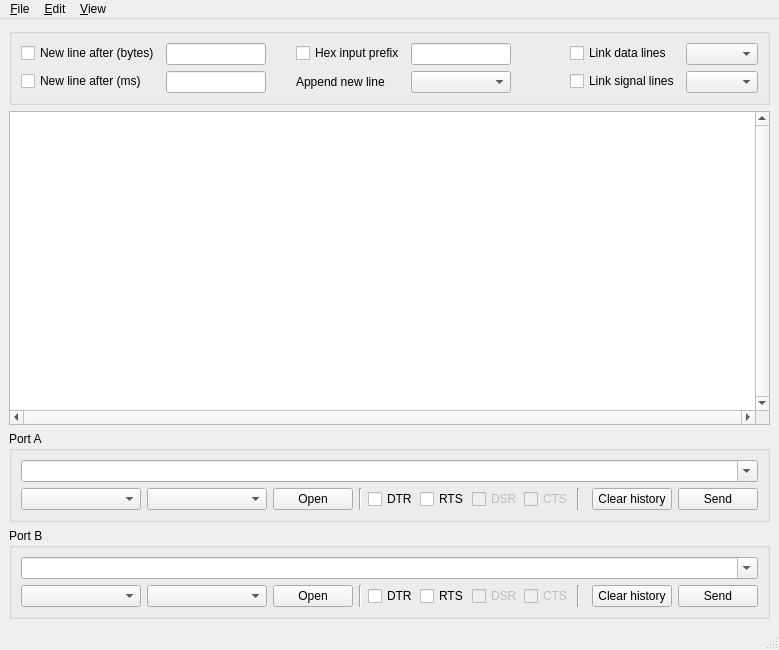
First picture: the form in src/views/mainwindow.ui, repository maisonsmd/serial-spy, before the edit.
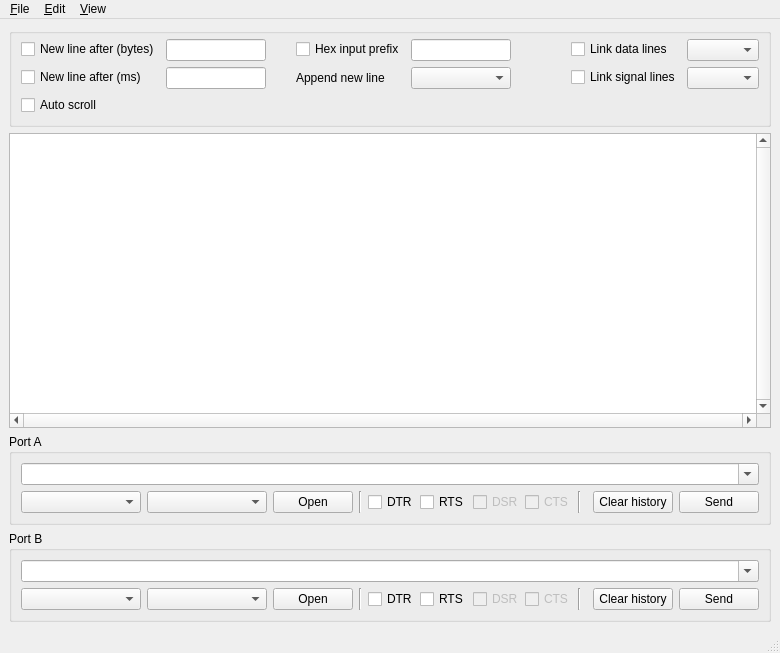
Second picture: the form after the edit.

Commit message: Add table formatting, Implement some UI handler,

The edit to the form file:
```diff
--- a/src/views/mainwindow.ui
+++ b/src/views/mainwindow.ui
@@ -2,18 +2,21 @@
 <ui version="4.0">
  <class>MainWindow</class>
  <widget class="QMainWindow" name="MainWindow">
+  <property name="enabled">
+   <bool>true</bool>
+  </property>
   <property name="geometry">
    <rect>
     <x>0</x>
     <y>0</y>
-    <width>779</width>
-    <height>650</height>
+    <width>780</width>
+    <height>653</height>
    </rect>
   </property>
   <property name="minimumSize">
    <size>
-    <width>600</width>
-    <height>400</height>
+    <width>780</width>
+    <height>600</height>
    </size>
   </property>
   <property name="windowTitle">
@@ -33,6 +36,9 @@
        <string/>
       </property>
       <layout class="QHBoxLayout" name="horizontalLayout_6">
+       <property name="topMargin">
+        <number>5</number>
+       </property>
        <item>
         <layout class="QHBoxLayout" name="horizontalLayout" stretch="0,0,0">
          <property name="sizeConstraint">
@@ -74,6 +80,13 @@
              </property>
             </widget>
            </item>
+           <item row="2" column="0">
+            <widget class="QCheckBox" name="cbAutoScroll">
+             <property name="text">
+              <string>Auto scroll</string>
+             </property>
+            </widget>
+           </item>
           </layout>
          </item>
          <item>
@@ -197,8 +210,17 @@
       <property name="horizontalScrollMode">
        <enum>QAbstractItemView::ScrollPerPixel</enum>
       </property>
+      <property name="showGrid">
+       <bool>false</bool>
+      </property>
       <property name="gridStyle">
-       <enum>Qt::DashLine</enum>
+       <enum>Qt::NoPen</enum>
+      </property>
+      <property name="wordWrap">
+       <bool>false</bool>
+      </property>
+      <property name="cornerButtonEnabled">
+       <bool>false</bool>
       </property>
      </widget>
     </item>
@@ -577,8 +599,8 @@
     <rect>
      <x>0</x>
      <y>0</y>
-     <width>779</width>
-     <height>21</height>
+     <width>780</width>
+     <height>22</height>
     </rect>
    </property>
    <widget class="QMenu" name="menu_Edit">
```
Left out of the diff: 43 changed lines with no effect on the pictures. The commit also changes 7 other files.
